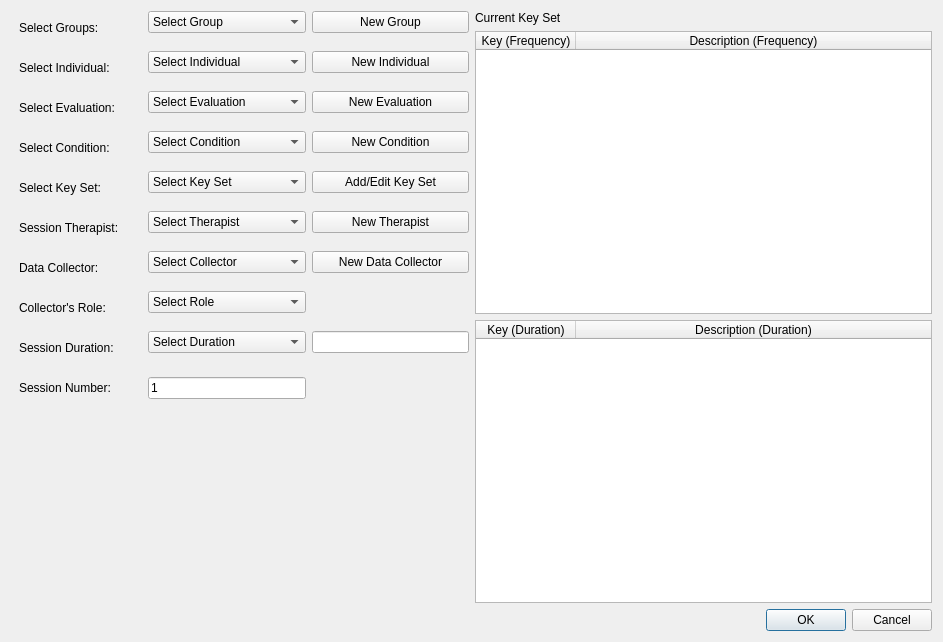
miyamot0/DataTracker3, file sessionwindow.ui: the form before one commit.
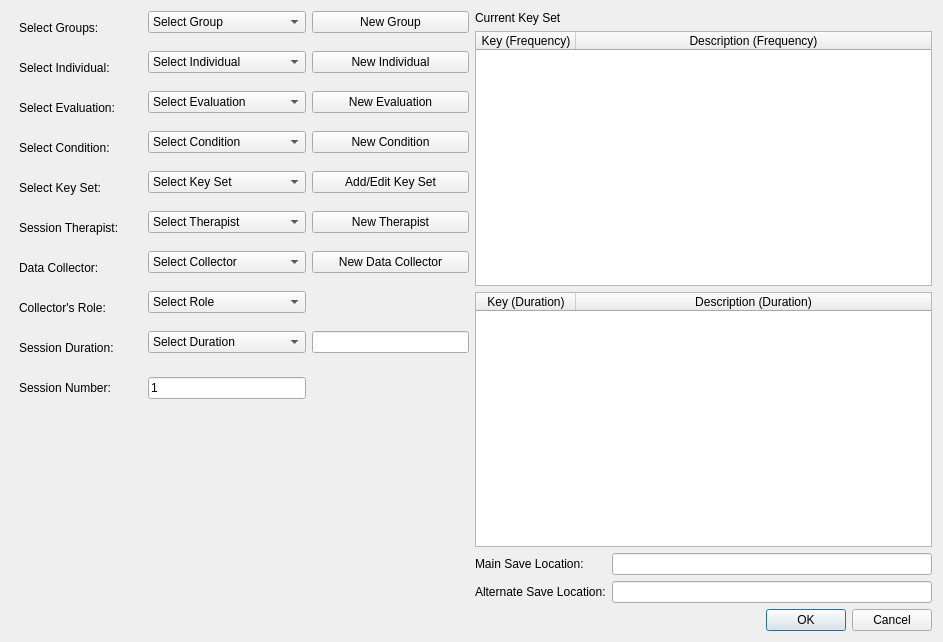
The form after the commit.

```diff
--- a/sessionwindow.ui
+++ b/sessionwindow.ui
@@ -720,6 +720,44 @@
          </column>
         </widget>
        </item>
+       <item>
+        <layout class="QFormLayout" name="formLayout">
+         <item row="0" column="0">
+          <widget class="QLabel" name="labelSaveLocation">
+           <property name="text">
+            <string>Main Save Location:</string>
+           </property>
+          </widget>
+         </item>
+         <item row="0" column="1">
+          <widget class="QLineEdit" name="editSaveLocation">
+           <property name="focusPolicy">
+            <enum>Qt::NoFocus</enum>
+           </property>
+           <property name="readOnly">
+            <bool>true</bool>
+           </property>
+          </widget>
+         </item>
+         <item row="1" column="0">
+          <widget class="QLabel" name="labelAlternativeLocation">
+           <property name="text">
+            <string>Alternate Save Location:</string>
+           </property>
+          </widget>
+         </item>
+         <item row="1" column="1">
+          <widget class="QLineEdit" name="editAlternativeSaveLocation">
+           <property name="focusPolicy">
+            <enum>Qt::NoFocus</enum>
+           </property>
+           <property name="readOnly">
+            <bool>true</bool>
+           </property>
+          </widget>
+         </item>
+        </layout>
+       </item>
       </layout>
      </item>
     </layout>
```
Left out of the diff: 2 changed lines with no effect on the pictures.
